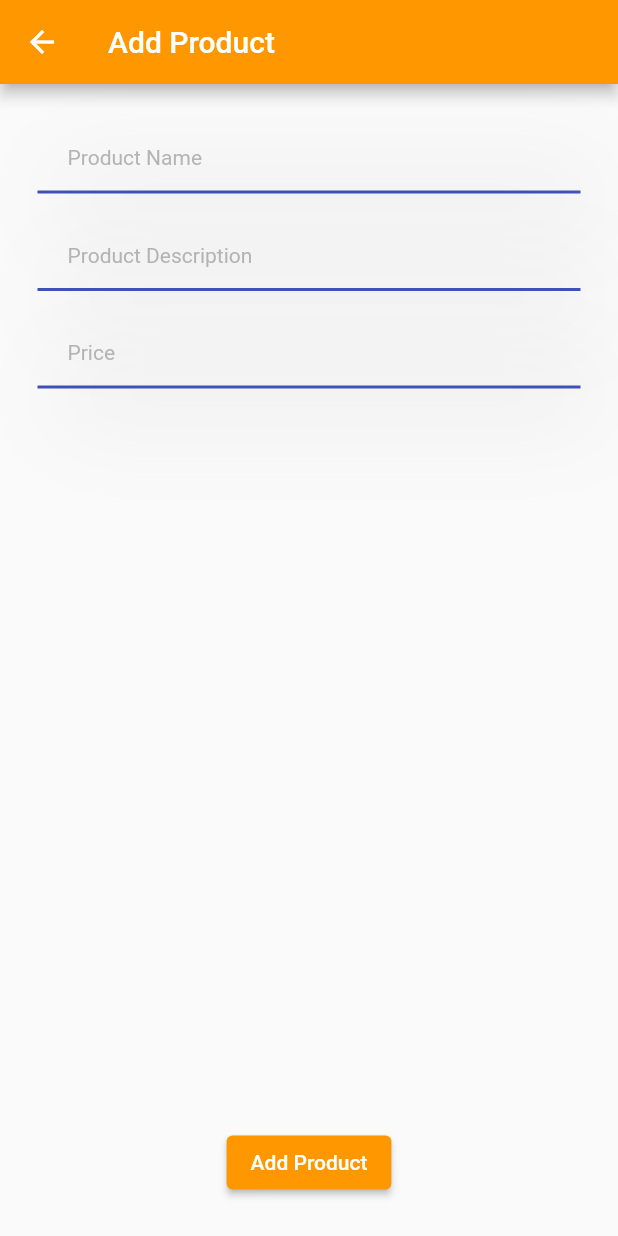
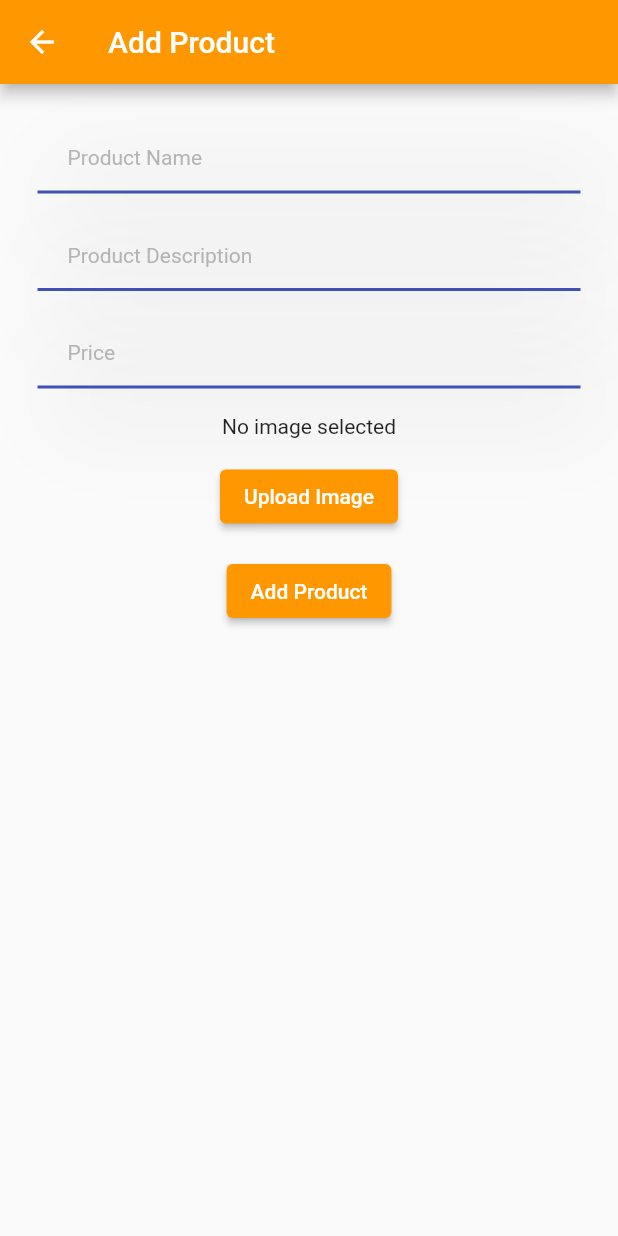
Before and after one commit to zakariyah24/ecommerce, a Flutter app: the AdminAddProductPage screen opened directly, after a tap on "Add Product", on a phone screen of 412 x 824 dp. Run offline on Flutter 3.47's test engine with Material 2 defaults, Android fonts, the phone set to English and light mode, and no system bars; our stand-ins replace cloud_firestore, firebase_auth, firebase_core, firebase_storage, flutter_riverpod, image_picker; missing offline and left inert: flutterfire_ui; accounts and stored records are empty.

Commit message:
add image and view listile

```diff
--- a/lib/app/pages/admin_add_product.dart
+++ b/lib/app/pages/admin_add_product.dart
@@ -1,7 +1,10 @@
+import 'dart:async';
+import 'dart:io';
 import 'package:ecommerce/app/providers.dart';
 import 'package:ecommerce/models/product.dart';
 import 'package:flutter/material.dart';
 import 'package:flutter_riverpod/flutter_riverpod.dart';
+import 'package:image_picker/image_picker.dart';
 
 class AdminAddProductPage extends ConsumerStatefulWidget {
   const AdminAddProductPage({Key? key}) : super(key: key);
@@ -11,23 +14,31 @@ class AdminAddProductPage extends ConsumerStatefulWidget {
       _AdminAddProductPageState();
 }
 
+// Create an image provider with riverpod
+
 class _AdminAddProductPageState extends ConsumerState<AdminAddProductPage> {
+  final addImageProvider = StateProvider<XFile?>((_) => null);
   final titleTextEditingController = TextEditingController();
   final priceEditingController = TextEditingController();
   final descriptionEditingController = TextEditingController();
   @override
   Widget build(BuildContext context) {
-    _addProduct() {
+    _addProduct() async {
       final storage = ref.read(databaseProvider);
-      if (storage == null) {
+      final fileStorage = ref.read(storageProvider);
+      final imageFile = ref.read(addImageProvider.state).state;
+      if (storage == null || fileStorage == null || imageFile == null) {
+        // make sure none of them are null
         return;
       }
-      storage.addProduct(Product(
+      final imageUrl = await fileStorage.uploadFile(imageFile.path);
+      await storage.addProduct(Product(
         name: titleTextEditingController.text,
         description: descriptionEditingController.text,
         price: double.parse(priceEditingController.text),
-        imageUrl: "image",
+        imageUrl: imageUrl,
       ));
+
       Navigator.pop(context);
     }
 
@@ -37,6 +48,7 @@ class _AdminAddProductPageState extends ConsumerState<AdminAddProductPage> {
       ),
       body: Padding(
         padding: const EdgeInsets.all(25.0),
+        child: SingleChildScrollView(
           child: Column(
             children: [
               CustomInputFieldFb1(
@@ -56,11 +68,37 @@ class _AdminAddProductPageState extends ConsumerState<AdminAddProductPage> {
                 labelText: 'Price',
                 hintText: 'Price',
               ),
-            const Spacer(),
+              const SizedBox(height: 15),
+              Consumer(
+                builder: (context, watch, child) {
+                  final image = ref.watch(addImageProvider);
+                  return image == null
+                      ? const Text('No image selected')
+                      : Image.file(
+                          File(image.path),
+                          height: 200,
+                        );
+                },
+              ),
+              const SizedBox(height: 15),
+              ElevatedButton(
+                child: const Text('Upload Image'),
+                onPressed: () async {
+                  final image = await ImagePicker().pickImage(
+                    source: ImageSource.gallery,
+                  );
+                  if (image != null) {
+                    ref.watch(addImageProvider.state).state = image;
+                  }
+                },
+              ),
+              const SizedBox(height: 15),
               ElevatedButton(
                   onPressed: () => _addProduct(),
                   child: const Text("Add Product")),
+              const SizedBox(height: 15),
             ],
+          ),
         ),
       ),
     );
--- a/lib/app/pages/admin_home.dart
+++ b/lib/app/pages/admin_home.dart
@@ -29,6 +29,10 @@ class AdminHome extends ConsumerWidget {
                   final product = snapshot.data![index];
                   return ListTile(
                     title: Text(product.name),
+                    subtitle: Text("Price: " + product.price.toString()),
+                    leading: product.imageUrl != ""
+                        ? Image.network(product.imageUrl, height: 300)
+                        : Container(),
                     trailing: IconButton(
                       icon: const Icon(Icons.delete),
                       onPressed: () => ref
--- a/lib/app/providers.dart
+++ b/lib/app/providers.dart
@@ -1,4 +1,5 @@
 import 'package:ecommerce/services/firestore_service.dart';
+import 'package:ecommerce/services/storage_service.dart';
 import 'package:firebase_auth/firebase_auth.dart';
 import 'package:flutter_riverpod/flutter_riverpod.dart';
 
@@ -20,3 +21,11 @@ final databaseProvider = Provider<FirestoreService?>(
     return null;
   },
 );
+
+final storageProvider = Provider<StorageService?>((ref) {
+  final auth = ref.watch(authStateChangesProvider);
+  String? uid = auth.asData?.value?.uid;
+  if (uid != null) {
+    return StorageService(uid: uid);
+  }
+});
--- a/pubspec.yaml
+++ b/pubspec.yaml
@@ -3,7 +3,7 @@ description: A new Flutter project.
 
 # The following line prevents the package from being accidentally published to
 # pub.dev using `flutter pub publish`. This is preferred for private packages.
-publish_to: 'none' # Remove this line if you wish to publish to pub.dev
+publish_to: "none" # Remove this line if you wish to publish to pub.dev
 
 # The following defines the version and build number for your application.
 # A version number is three numbers separated by dots, like 1.2.43
@@ -36,6 +36,7 @@ dependencies:
     sdk: flutter
   flutter_riverpod: ^1.0.3
   flutterfire_ui: ^0.4.0
+  image_picker: ^0.8.5+2
 
 dev_dependencies:
   flutter_lints: ^1.0.0
@@ -46,7 +47,6 @@ dev_dependencies:
 # following page: https://dart.dev/tools/pub/pubspec
 # The following section is specific to Flutter.
 flutter:
-
   # The following line ensures that the Material Icons font is
   # included with your application, so that you can use the icons in
   # the material Icons class.
```
Also changed, not shown: lib/services/storage_service.dart (added, +21 -0 lines), pubspec.lock, 1 other file. Lines whose indentation alone changed are shown as unchanged.
